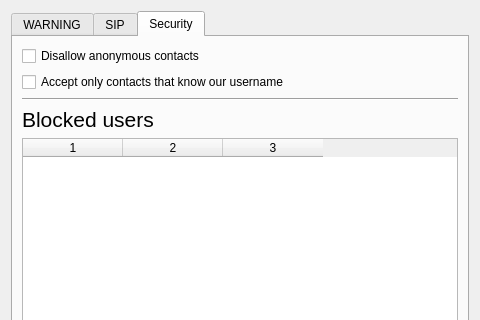
This is ui/advancedSettings.ui in ultravideo/uvgComm as Qt 5 draws it before an edit; both pictures show x 0 to 480 and y 0 to 320 of the 480 by 640 pixel window. The edited form follows.
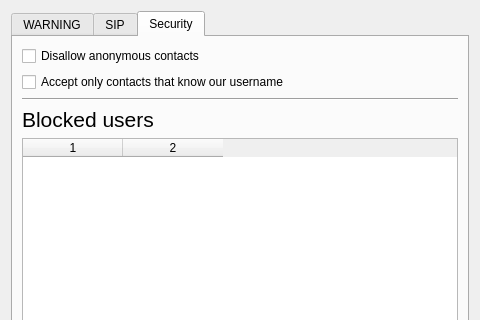
This is the edited form. The open tabs and pages were chosen to show the change.

What changed in the file:
```diff
--- a/ui/advancedSettings.ui
+++ b/ui/advancedSettings.ui
@@ -224,11 +224,10 @@
        <item row="4" column="0" colspan="3">
         <widget class="QTableWidget" name="blockedUsers">
          <property name="columnCount">
-          <number>3</number>
+          <number>2</number>
          </property>
          <column/>
          <column/>
-         <column/>
         </widget>
        </item>
        <item row="6" column="2">
```
